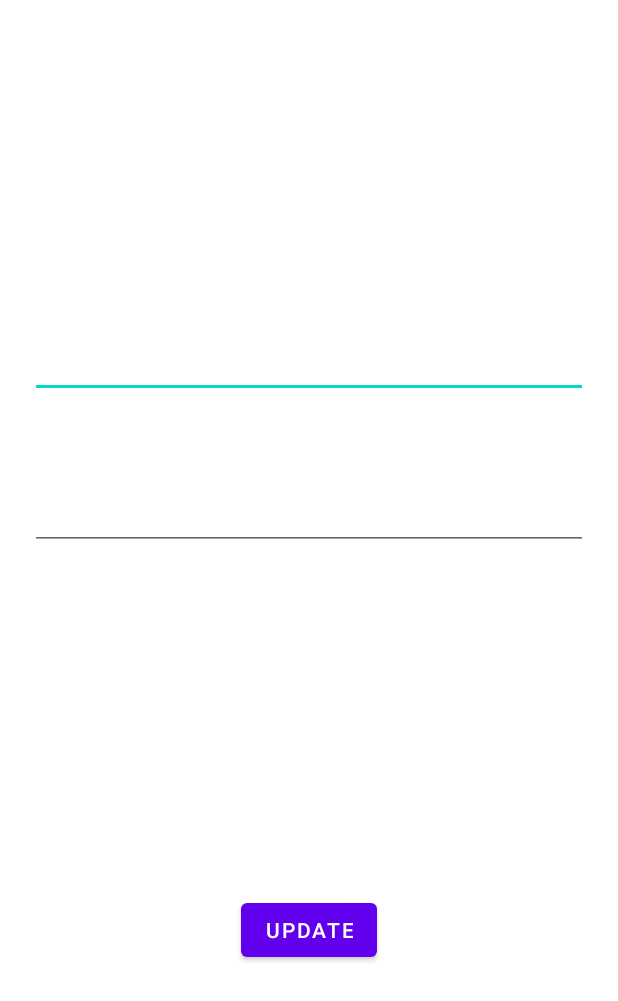
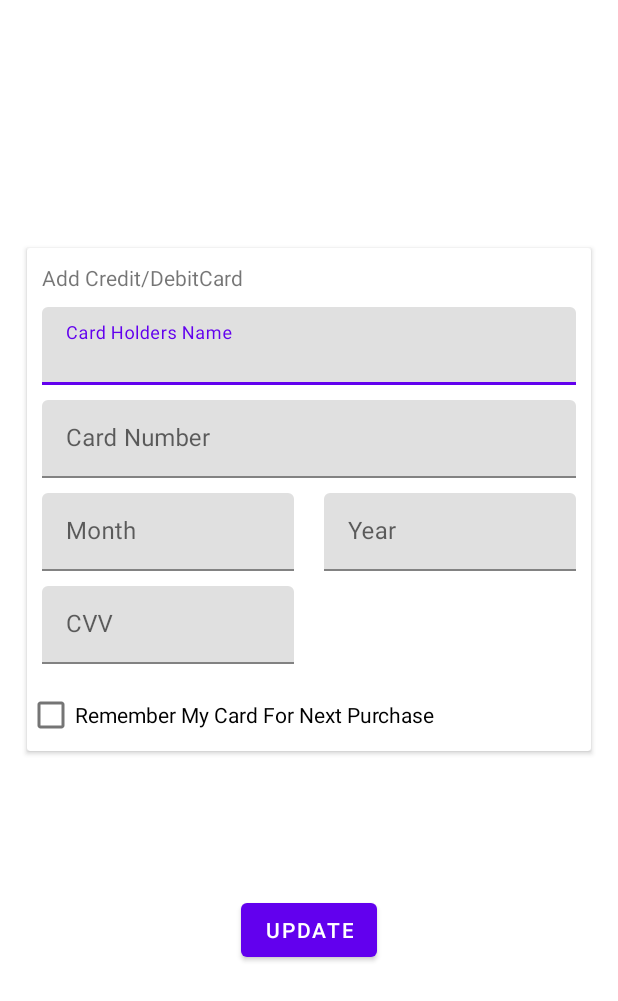
Before and after one commit to Verdilac/MAD-KNOX, an Android app: the CardUpdate screen opened directly, with no data from a screen before it, on a phone screen of 412 x 824 dp. Shown: the top 1001 px of the screen. Run offline under Robolectric (Android 15) with nearby library versions, the light colour scheme and no system bars; our stand-ins replace Firebase (no records; nobody signed in at launch, a user with empty details on screens opened directly).

Commit message:
layout copy succesfull

```diff
--- a/app/src/main/java/com/example/mad_knox/CardUpdate.java
+++ b/app/src/main/java/com/example/mad_knox/CardUpdate.java
@@ -6,6 +6,8 @@ import android.os.Bundle;
 import android.widget.Button;
 import android.widget.EditText;
 import android.widget.Toast;
+
+import com.google.android.material.textfield.TextInputEditText;
 
 import java.util.HashMap;
 
@@ -19,6 +21,9 @@ public class CardUpdate extends AppCompatActivity {
 
         final EditText edit_name = findViewById(R.id.edit_name);
         final EditText edit_no = findViewById(R.id.edit_no);
+        final  EditText edit_month = findViewById(R.id.edit_month);
+        final  EditText edit_year = findViewById(R.id.edit_year);
+        final  EditText edit_cvv = findViewById(R.id.edit_cvv);
 
 
         Button btnUpdate = findViewById(R.id.btn_update);
@@ -27,8 +32,13 @@ public class CardUpdate extends AppCompatActivity {
         Card card_edit =  (Card) getIntent().getSerializableExtra("EDIT");
 
         if(card_edit != null){
+
             edit_name.setText(card_edit.getName());
             edit_no.setText(card_edit.getNo());
+            edit_month.setText(card_edit.getMonth());
+            edit_year.setText(card_edit.getYear());
+            edit_cvv.setText(card_edit.getCvv());
+
         }
 
 
--- a/app/src/main/res/layout/activity_card_update.xml
+++ b/app/src/main/res/layout/activity_card_update.xml
@@ -7,31 +7,154 @@
     tools:context=".CardUpdate">
 
 
-    <EditText
-        android:id="@+id/edit_name"
-        android:layout_width="match_parent"
+    <androidx.cardview.widget.CardView
+        android:id="@+id/cardViewForm"
+        android:layout_width="376dp"
         android:layout_height="wrap_content"
-        android:layout_marginStart="20dp"
-        android:layout_marginTop="220dp"
-        android:layout_marginEnd="20dp"
+        android:layout_marginTop="70dp"
+
+        app:layout_constraintBottom_toTopOf="@+id/btn_update"
         app:layout_constraintEnd_toEndOf="parent"
         app:layout_constraintHorizontal_bias="0.5"
         app:layout_constraintStart_toStartOf="parent"
-        app:layout_constraintTop_toTopOf="parent" />
+        app:layout_constraintTop_toTopOf="parent">
 
-    <EditText
-        android:id="@+id/edit_no"
-        android:layout_width="match_parent"
-        android:layout_height="wrap_content"
-        android:layout_marginStart="20dp"
-        android:layout_marginTop="40dp"
-        android:layout_marginEnd="20dp"
-        app:layout_constraintBottom_toTopOf="@+id/btn_update"
-        app:layout_constraintEnd_toEndOf="parent"
-        app:layout_constraintHorizontal_bias="0.0"
-        app:layout_constraintStart_toStartOf="parent"
-        app:layout_constraintTop_toBottomOf="@+id/edit_name"
-        app:layout_constraintVertical_bias="0.066" />
+        <LinearLayout
+            android:layout_width="match_parent"
+            android:layout_height="match_parent"
+            android:orientation="vertical">
+
+
+            <TextView
+                android:layout_width="match_parent"
+                android:layout_height="wrap_content"
+                android:layout_marginLeft="10dp"
+                android:layout_marginTop="10dp"
+                android:layout_marginRight="10dp"
+                android:background="#00000000"
+                android:text="Add Credit/DebitCard" />
+
+
+            <!--            Name-->
+            <com.google.android.material.textfield.TextInputLayout
+                android:id="@+id/holder_namelayout"
+                android:layout_width="match_parent"
+                android:layout_height="wrap_content"
+                android:layout_marginLeft="10dp"
+                android:layout_marginTop="10dp"
+                android:layout_marginRight="10dp"
+                android:hint="Card Holders Name">
+
+                <com.google.android.material.textfield.TextInputEditText
+                    android:id="@+id/edit_name"
+                    android:layout_width="match_parent"
+                    android:layout_height="52dp" />
+
+
+            </com.google.android.material.textfield.TextInputLayout>
+
+
+            <!--          Card number  -->
+            <com.google.android.material.textfield.TextInputLayout
+                android:id="@+id/card_nolayout"
+                android:layout_width="match_parent"
+                android:layout_height="wrap_content"
+                android:layout_marginLeft="10dp"
+                android:layout_marginTop="10dp"
+                android:layout_marginRight="10dp"
+                android:hint="Card Number">
+
+                <com.google.android.material.textfield.TextInputEditText
+                    android:id="@+id/edit_no"
+                    android:layout_width="match_parent"
+                    android:layout_height="52dp" />
+
+
+            </com.google.android.material.textfield.TextInputLayout>
+
+
+            <LinearLayout
+                android:layout_width="match_parent"
+                android:layout_height="wrap_content"
+                android:orientation="horizontal">
+
+
+                <com.google.android.material.textfield.TextInputLayout
+                    android:id="@+id/cardmonth"
+                    android:layout_width="wrap_content"
+                    android:layout_height="wrap_content"
+                    android:layout_marginLeft="10dp"
+                    android:layout_marginTop="10dp"
+                    android:layout_marginRight="10dp"
+                    android:layout_weight="1"
+                    android:background="#00000000"
+                    android:hint="Month">
+
+                    <com.google.android.material.textfield.TextInputEditText
+                        android:id="@+id/edit_month"
+                        android:layout_width="match_parent"
+                        android:layout_height="52dp" />
+
+
+                </com.google.android.material.textfield.TextInputLayout>
+
+                <com.google.android.material.textfield.TextInputLayout
+                    android:id="@+id/cardyear"
+                    android:layout_width="wrap_content"
+                    android:layout_height="wrap_content"
+                    android:layout_marginLeft="10dp"
+                    android:layout_marginTop="10dp"
+                    android:layout_marginRight="10dp"
+                    android:layout_weight="1"
+                    android:hint="Year">
+
+                    <com.google.android.material.textfield.TextInputEditText
+                        android:id="@+id/edit_year"
+                        android:layout_width="match_parent"
+                        android:layout_height="52dp" />
+
+
+                </com.google.android.material.textfield.TextInputLayout>
+
+
+            </LinearLayout>
+
+            <!--            Expiration date-->
+
+
+            <com.google.android.material.textfield.TextInputLayout
+                android:id="@+id/cardcvv"
+                android:layout_width="168dp"
+                android:layout_height="52dp"
+                android:layout_marginLeft="10dp"
+                android:layout_marginTop="10dp"
+                android:layout_marginRight="10dp"
+                android:layout_weight="1"
+                android:hint="CVV">
+
+                <com.google.android.material.textfield.TextInputEditText
+                    android:id="@+id/edit_cvv"
+                    android:layout_width="match_parent"
+                    android:layout_height="match_parent" />
+
+            </com.google.android.material.textfield.TextInputLayout>
+
+
+            <CheckBox
+                android:id="@+id/checkBox"
+                android:layout_width="wrap_content"
+                android:layout_height="48dp"
+                android:layout_marginTop="10dp"
+                android:background="#00000000"
+
+                android:text="Remember My Card For Next Purchase"
+                tools:layout_editor_absoluteX="107dp"
+                tools:layout_editor_absoluteY="529dp" />
+        </LinearLayout>
+
+
+    </androidx.cardview.widget.CardView>
+
 
     <Button
         android:id="@+id/btn_update"
```
